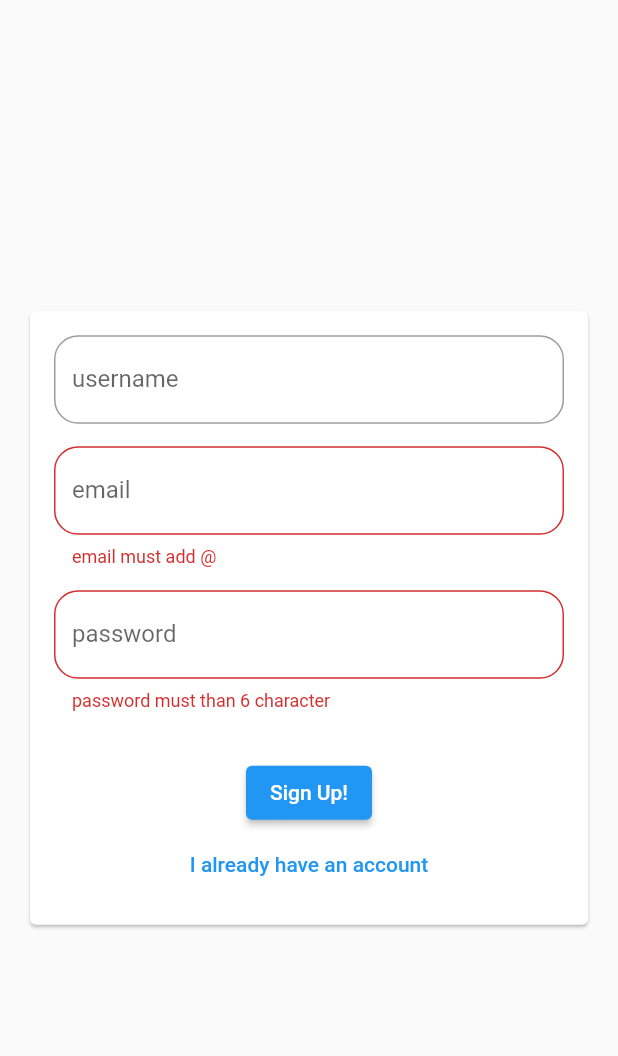
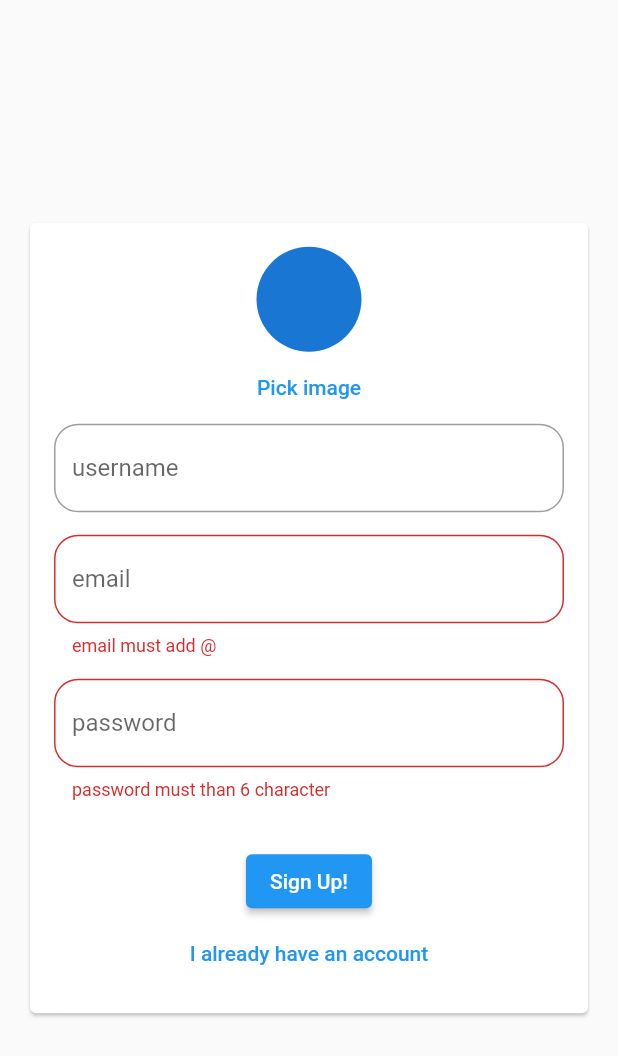
Before and after one commit to PhamTuanHung3011/demo_firebase_flutter_01, a Flutter app: the screen it shows after launch, after a tap on "Log in", after a tap on "Create new account!", on a phone screen of 412 x 824 dp. Shown: the top 1056 px of the screen. Run offline on Flutter 3.47's test engine with Material 2 defaults, Android fonts, the phone set to English and light mode, and no system bars; our stand-ins replace cloud_firestore, firebase_auth, firebase_core, firebase_storage, image_picker; accounts and stored records are empty.

Commit message:
second commint

```diff
--- a/lib/widgets/auth/auth_form.dart
+++ b/lib/widgets/auth/auth_form.dart
@@ -1,10 +1,15 @@
+import 'dart:io';
+
+import 'package:cloud_firestore/cloud_firestore.dart';
+import 'package:firebase_auth/firebase_auth.dart';
 import 'package:flutter/material.dart';
+import 'package:image_picker/image_picker.dart';
 
 class AuthForm extends StatefulWidget {
-  void Function(String username, String email, String password, bool signup, BuildContext ctx) submitFn;
+  void Function(String username, String email, String password, XFile avatar,
+      bool signup, BuildContext ctx) submitFn;
 
   AuthForm(this.submitFn);
-
 
   @override
   State<AuthForm> createState() => _AuthFormState();
@@ -16,6 +21,26 @@ class _AuthFormState extends State<AuthForm> {
   String _email = '';
   String _password = '';
   bool _signup = true;
+  XFile? take_image;
+
+  void _takeImage() async {
+    final ImagePicker _picker = ImagePicker();
+    final XFile? image = await _picker.pickImage(
+      source: ImageSource.camera,
+      imageQuality: 50,
+    );
+    setState(()  {
+      if (image != null) {
+        take_image = image;
+      }
+
+    });
+  }
+  Future<User> showImage() async{
+      User? user = FirebaseAuth.instance.currentUser;
+      final userData = await FirebaseFirestore.instance.collection('users').doc(user?.uid).get();
+      return userData['image_url'];
+  }
 
   @override
   Widget build(BuildContext context) {
@@ -29,7 +54,19 @@ class _AuthFormState extends State<AuthForm> {
               key: _formKey,
               child: Column(
                 children: [
-                  if( !_signup)
+                  if (!_signup)
+                    CircleAvatar(
+                      radius: 35,
+                      backgroundImage: take_image != null
+                          ? FileImage(File(take_image!.path))
+                          : null,
+                    ),
+                  if (!_signup)
+                    TextButton(
+                      onPressed: _takeImage,
+                      child: Text('Pick image'),
+                    ),
+                  if (!_signup)
                     TextFormField(
                       key: ValueKey('username'),
                       onSaved: (value) {
@@ -98,20 +135,30 @@ class _AuthFormState extends State<AuthForm> {
                     height: 30,
                   ),
                   ElevatedButton(
-                      onPressed: () {
+                    onPressed: () async {
                       if (_formKey.currentState!.validate()) {
                         _formKey.currentState?.save();
-                          widget.submitFn(_username.trim(), _email.trim(), _password.trim(), _signup, context);
+                        if(take_image != null) {
+                          widget.submitFn(_username.trim(), _email.trim(),
+                              _password.trim(), take_image!, _signup, context);}
+                         else {
+                           take_image = showImage() as XFile?;
+                          widget.submitFn(_username.trim(), _email.trim(),
+                              _password.trim(), take_image!, _signup, context);
+                        }
                       }
                     },
-                      child: Text(_signup ? 'Log in' : 'Sign Up!'),),
+                    child: Text(_signup ? 'Log in' : 'Sign Up!'),
+                  ),
                   TextButton(
                       onPressed: () {
                         setState(() {
                           _signup = !_signup;
                         });
                       },
-                      child: Text(_signup ? 'Create new account!' : 'I already have an account'))
+                      child: Text(_signup
+                          ? 'Create new account!'
+                          : 'I already have an account'))
                 ],
               ),
             ),
--- a/lib/widgets/chat/message_widget.dart
+++ b/lib/widgets/chat/message_widget.dart
@@ -36,6 +36,7 @@ class Messages extends StatelessWidget {
                 snapshotData[index]['text'],
                 snapshotData[index]['userId'] == futureSnapshot.data!.uid ? true : false,
                 snapshotData[index]['username'],
+                snapshotData[index]['userImage'],
                 key: ValueKey(snapshotData[index].id),
               ),
             );
--- a/lib/widgets/chat/new_messages.dart
+++ b/lib/widgets/chat/new_messages.dart
@@ -1,5 +1,6 @@
 import 'package:cloud_firestore/cloud_firestore.dart';
 import 'package:firebase_auth/firebase_auth.dart';
+import 'package:firebase_storage/firebase_storage.dart';
 import 'package:flutter/material.dart';
 
 class NewMessages extends StatefulWidget {
@@ -32,11 +33,13 @@ class _NewMessagesState extends State<NewMessages> {
     User? user = FirebaseAuth.instance.currentUser;
     final userData = await FirebaseFirestore.instance.collection('users').doc(user?.uid).get();
 
+
     FirebaseFirestore.instance.collection('chat').add({
       'text': _controller.text,
       'createdAt': Timestamp.now(),
       'userId': user?.uid,
       'username': userData['username'],
+      'userImage' : userData['image_url'],
     });
     _controller.clear();
   }
--- a/pubspec.yaml
+++ b/pubspec.yaml
@@ -40,6 +40,8 @@ dependencies:
   cloud_firestore: ^3.4.9
   firebase_storage: ^10.3.9
   firebase_auth: ^3.10.0
+  image_picker: ^0.8.5+3
+  firebase_messaging: ^13.0.4
 
 dev_dependencies:
   flutter_test:
```
Also changed, not shown: lib/screens/auth_screen.dart (+23 -8 lines), lib/widgets/chat/messages_bubble.dart (+18 -8 lines), lib/widgets/pickers/user_image_picker.dart (added, +19 -0 lines), pubspec.lock, 2 other files. Lines whose indentation alone changed are shown as unchanged.
